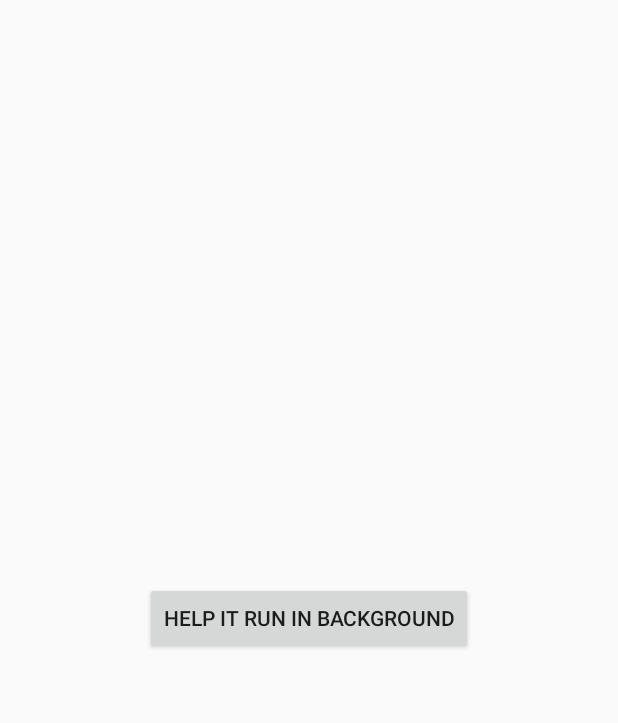
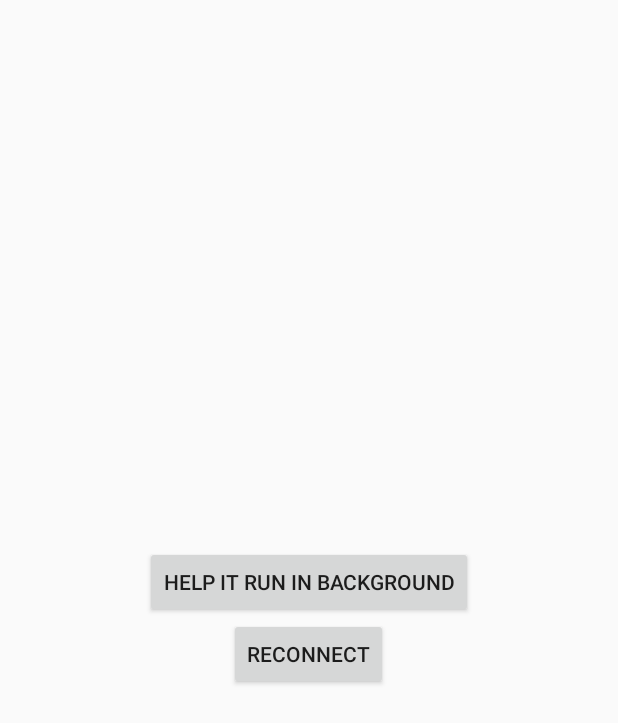
Before and after one commit to grigorye/Handsfree, an Android app: the layout activity_main.xml on its own in the app's theme, with its tools: preview values and no code run, on a phone screen of 412 x 824 dp. Shown: the top 723 px of the screen. Run offline under Robolectric (Android 15) with nearby library versions, the phone set to English and light mode, and no system bars.

Commit message:
Added Reconnect button.

```diff
--- a/AndroidApp/app/src/main/res/layout/activity_main.xml
+++ b/AndroidApp/app/src/main/res/layout/activity_main.xml
@@ -1,9 +1,9 @@
 <?xml version="1.0" encoding="utf-8"?>
 <LinearLayout xmlns:android="http://schemas.android.com/apk/res/android"
-    android:orientation="vertical"
     android:layout_width="match_parent"
     android:layout_height="match_parent"
-    android:gravity="center">
+    android:gravity="center"
+    android:orientation="vertical">
 
     <androidx.appcompat.widget.AppCompatButton
         android:id="@+id/launch_doki_btn"
@@ -13,4 +13,12 @@
         android:gravity="center"
         android:text="@string/open_doki" />
 
+    <androidx.appcompat.widget.AppCompatButton
+        android:id="@+id/reconnect_btn"
+        android:layout_width="wrap_content"
+        android:layout_height="wrap_content"
+        android:layout_gravity="center"
+        android:gravity="center"
+        android:text="@string/reconnect" />
+
 </LinearLayout>
--- a/AndroidApp/app/src/main/res/values/strings.xml
+++ b/AndroidApp/app/src/main/res/values/strings.xml
@@ -5,6 +5,7 @@
 <resources>
 
     <string name="app_name">Handsfree</string>
+    <string name="reconnect">Reconnect</string>
     <string name="load_devices">Reload Devices</string>
     <string name="initialization_error">Failed to initalize the SDK.\n</string>
     <string name="service_unavailable">The ConnectIQ service is unavailabe.</string>
```
